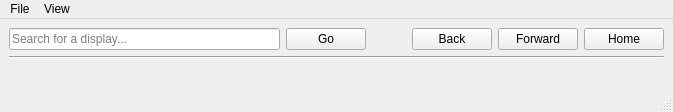
Before: the Qt Designer form pydm/pydm.ui in slaclab/pydm, drawn with Qt 5.
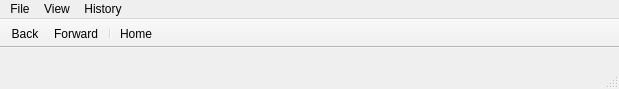
After: the same form once the commit is applied.

Commit message: WIP: Replace old navigation widgets with a new toolbar.

Patch:
```diff
--- a/pydm/pydm.ui
+++ b/pydm/pydm.ui
@@ -6,8 +6,8 @@
    <rect>
     <x>0</x>
     <y>0</y>
-    <width>673</width>
-    <height>112</height>
+    <width>619</width>
+    <height>89</height>
    </rect>
   </property>
   <property name="windowTitle">
@@ -21,77 +21,6 @@
     <property name="sizeConstraint">
      <enum>QLayout::SetMaximumSize</enum>
     </property>
-    <item>
-     <layout class="QHBoxLayout" name="horizontalLayout">
-      <item>
-       <widget class="QLineEdit" name="panelSearchLineEdit">
-        <property name="minimumSize">
-         <size>
-          <width>150</width>
-          <height>0</height>
-         </size>
-        </property>
-        <property name="placeholderText">
-         <string>Search for a display...</string>
-        </property>
-       </widget>
-      </item>
-      <item>
-       <widget class="QPushButton" name="goButton">
-        <property name="text">
-         <string>Go</string>
-        </property>
-        <property name="flat">
-         <bool>false</bool>
-        </property>
-       </widget>
-      </item>
-      <item>
-       <spacer name="horizontalSpacer">
-        <property name="orientation">
-         <enum>Qt::Horizontal</enum>
-        </property>
-        <property name="sizeType">
-         <enum>QSizePolicy::Fixed</enum>
-        </property>
-        <property name="sizeHint" stdset="0">
-         <size>
-          <width>40</width>
-          <height>20</height>
-         </size>
-        </property>
-       </spacer>
-      </item>
-      <item>
-       <widget class="QPushButton" name="backButton">
-        <property name="text">
-         <string>Back</string>
-        </property>
-       </widget>
-      </item>
-      <item>
-       <widget class="QPushButton" name="forwardButton">
-        <property name="text">
-         <string>Forward</string>
-        </property>
-       </widget>
-      </item>
-      <item>
-       <widget class="QPushButton" name="homeButton">
-        <property name="text">
-         <string>Home</string>
-        </property>
-       </widget>
-      </item>
-     </layout>
-    </item>
-    <item>
-     <widget class="Line" name="line">
-      <property name="orientation">
-       <enum>Qt::Horizontal</enum>
-      </property>
-     </widget>
-    </item>
    </layout>
   </widget>
   <widget class="QMenuBar" name="menubar">
@@ -99,7 +28,7 @@
     <rect>
      <x>0</x>
      <y>0</y>
-     <width>673</width>
+     <width>619</width>
      <height>22</height>
     </rect>
    </property>
@@ -119,11 +48,42 @@
     <addaction name="actionIncrease_Font_Size"/>
     <addaction name="actionDecrease_Font_Size"/>
     <addaction name="actionShow_File_Path_in_Title_Bar"/>
+    <addaction name="actionShow_Navigation_Bar"/>
+   </widget>
+   <widget class="QMenu" name="menuHistory">
+    <property name="title">
+     <string>History</string>
+    </property>
+    <addaction name="actionBack"/>
+    <addaction name="actionForward"/>
+    <addaction name="actionHome"/>
    </widget>
    <addaction name="menuFile"/>
    <addaction name="menuView"/>
+   <addaction name="menuHistory"/>
   </widget>
   <widget class="QStatusBar" name="statusbar"/>
+  <widget class="QToolBar" name="navbar">
+   <property name="windowTitle">
+    <string>toolBar</string>
+   </property>
+   <property name="movable">
+    <bool>false</bool>
+   </property>
+   <property name="floatable">
+    <bool>false</bool>
+   </property>
+   <attribute name="toolBarArea">
+    <enum>TopToolBarArea</enum>
+   </attribute>
+   <attribute name="toolBarBreak">
+    <bool>false</bool>
+   </attribute>
+   <addaction name="actionBack"/>
+   <addaction name="actionForward"/>
+   <addaction name="separator"/>
+   <addaction name="actionHome"/>
+  </widget>
   <action name="actionEdit_in_Designer">
    <property name="text">
     <string>Edit in Designer</string>
@@ -169,6 +129,38 @@
     <string>Show File Path in Title Bar</string>
    </property>
   </action>
+  <action name="actionBack">
+   <property name="text">
+    <string>Back</string>
+   </property>
+   <property name="shortcut">
+    <string>Ctrl+Left</string>
+   </property>
+  </action>
+  <action name="actionForward">
+   <property name="text">
+    <string>Forward</string>
+   </property>
+   <property name="shortcut">
+    <string>Ctrl+Right</string>
+   </property>
+  </action>
+  <action name="actionHome">
+   <property name="text">
+    <string>Home</string>
+   </property>
+   <property name="shortcut">
+    <string>Ctrl+Shift+H</string>
+   </property>
+  </action>
+  <action name="actionShow_Navigation_Bar">
+   <property name="checkable">
+    <bool>true</bool>
+   </property>
+   <property name="text">
+    <string>Show Navigation Bar</string>
+   </property>
+  </action>
  </widget>
  <resources/>
  <connections/>
```
Left out of the diff: 4 changed lines with no effect on the pictures. The commit also changes 2 other files.
